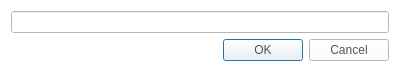
The window that CaX/dialog/searchdialog.ui (fsest4u/CaX_03) describes before a commit, drawn with Qt 5.
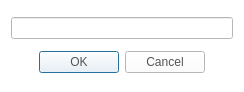
The same window after the commit. Icons and pictures are not drawn.

Commit message: [design] - apply to design for dialog button - group play - mute icon - cd rip - left / right icon - browser - folder icon - option menu - play now / clear / next / last

What changed in the file:
```diff
--- a/CaX/dialog/searchdialog.ui
+++ b/CaX/dialog/searchdialog.ui
@@ -6,8 +6,8 @@
    <rect>
     <x>0</x>
     <y>0</y>
-    <width>400</width>
-    <height>60</height>
+    <width>244</width>
+    <height>92</height>
    </rect>
   </property>
   <property name="windowTitle">
@@ -40,12 +40,30 @@
    </item>
    <item row="1" column="0">
     <widget class="QDialogButtonBox" name="buttonBox">
+     <property name="styleSheet">
+      <string notr="true">QPushButton
+{
+  border-image: url(&quot;:/resource/audiocd-popup-btn110-ok-n@3x.png&quot;);
+width: 110px;
+color: rgb(84, 84, 84)
+}
+
+QPushButton:hover
+{
+  border-image: url(&quot;:/resource/audiocd-popup-btn110-ok-h@3x.png&quot;);
+width: 110px;
+color: rgb(255, 255, 255)
+}</string>
+     </property>
      <property name="orientation">
       <enum>Qt::Horizontal</enum>
      </property>
      <property name="standardButtons">
       <set>QDialogButtonBox::Cancel|QDialogButtonBox::Ok</set>
      </property>
+     <property name="centerButtons">
+      <bool>true</bool>
+     </property>
     </widget>
    </item>
   </layout>
```
The commit also changes 17 other files.
